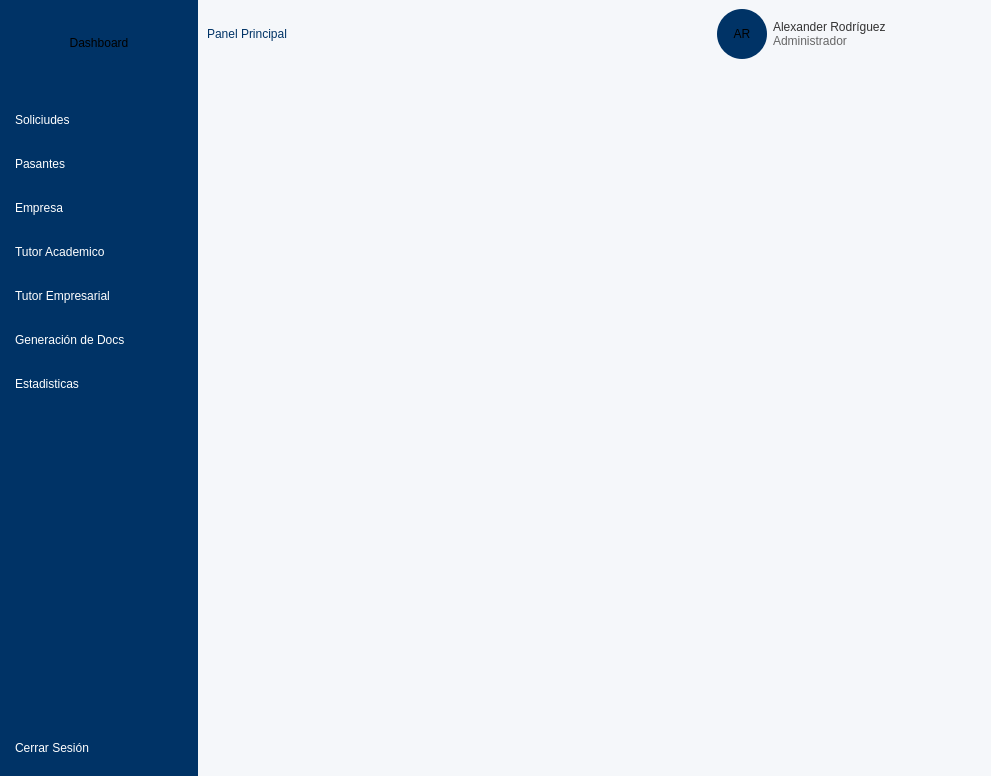
Old version of the form UI/dashboard.ui in the repository AlexING-7/Gestion_Pasantes.
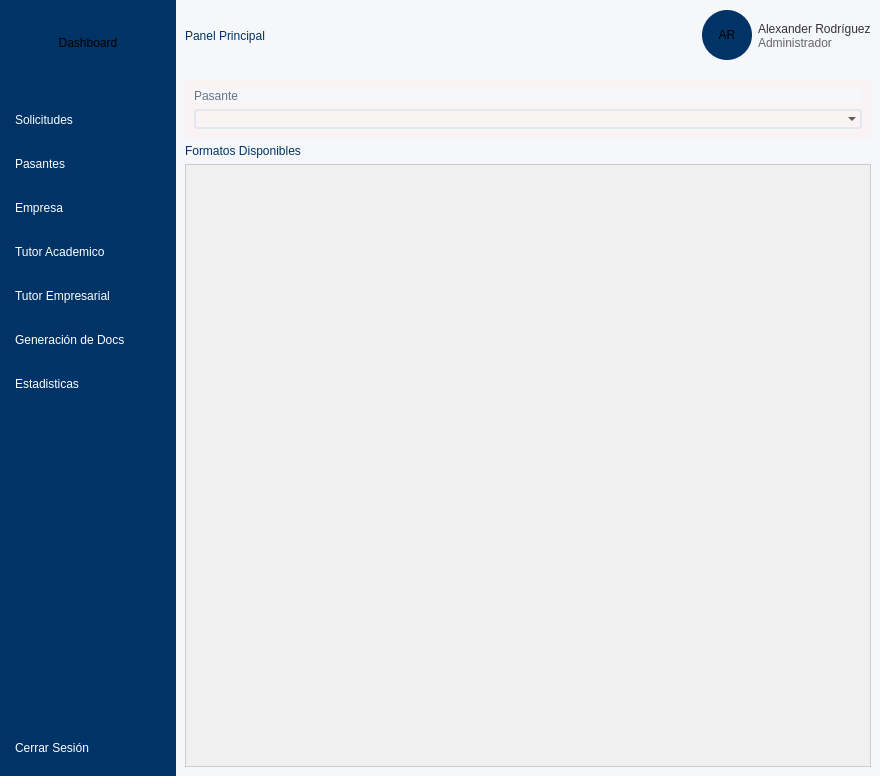
New version of the form.

Diff of the .ui file:
```diff
--- a/UI/dashboard.ui
+++ b/UI/dashboard.ui
@@ -6,7 +6,7 @@
    <rect>
     <x>0</x>
     <y>0</y>
-    <width>991</width>
+    <width>880</width>
     <height>776</height>
    </rect>
   </property>
@@ -139,7 +139,7 @@
             <bool>false</bool>
            </property>
            <property name="text">
-            <string>Soliciudes</string>
+            <string>Solicitudes</string>
            </property>
           </widget>
          </item>
@@ -249,15 +249,24 @@
      <property name="frameShadow">
       <enum>QFrame::Shadow::Raised</enum>
      </property>
+     <layout class="QVBoxLayout" name="verticalLayout_6" stretch="1,10">
+      <property name="spacing">
+       <number>0</number>
+      </property>
+      <property name="leftMargin">
+       <number>0</number>
+      </property>
+      <property name="topMargin">
+       <number>0</number>
+      </property>
+      <property name="rightMargin">
+       <number>0</number>
+      </property>
+      <property name="bottomMargin">
+       <number>0</number>
+      </property>
+      <item>
      <widget class="QFrame" name="frame_5">
-      <property name="geometry">
-       <rect>
-        <x>0</x>
-        <y>0</y>
-        <width>697</width>
-        <height>68</height>
-       </rect>
-      </property>
       <property name="frameShape">
        <enum>QFrame::Shape::StyledPanel</enum>
       </property>
@@ -378,14 +387,17 @@
        </item>
       </layout>
      </widget>
+      </item>
+      <item>
+       <widget class="QStackedWidget" name="stackedWidget">
+        <widget class="QWidget" name="page">
+         <layout class="QVBoxLayout" name="verticalLayout_8">
+          <item>
      <widget class="QFrame" name="frame_6">
-      <property name="geometry">
-       <rect>
-        <x>0</x>
-        <y>82</y>
-        <width>781</width>
-        <height>142</height>
-       </rect>
+            <property name="styleSheet">
+             <string notr="true">#frame_6{
+	background-color: rgb(249, 243, 244);
+}</string>
       </property>
       <property name="frameShape">
        <enum>QFrame::Shape::StyledPanel</enum>
@@ -393,37 +405,98 @@
       <property name="frameShadow">
        <enum>QFrame::Shadow::Raised</enum>
       </property>
-      <layout class="QHBoxLayout" name="horizontalLayout_3">
-       <property name="leftMargin">
-        <number>5</number>
-       </property>
-       <property name="topMargin">
-        <number>30</number>
-       </property>
-       <property name="rightMargin">
-        <number>5</number>
-       </property>
-       <property name="bottomMargin">
-        <number>30</number>
-       </property>
-      </layout>
-     </widget>
-     <widget class="QFrame" name="frame_7">
-      <property name="geometry">
-       <rect>
-        <x>0</x>
-        <y>241</y>
-        <width>793</width>
-        <height>535</height>
-       </rect>
-      </property>
-      <property name="frameShape">
-       <enum>QFrame::Shape::StyledPanel</enum>
-      </property>
-      <property name="frameShadow">
-       <enum>QFrame::Shadow::Raised</enum>
-      </property>
-     </widget>
+            <layout class="QVBoxLayout" name="verticalLayout_7">
+             <item>
+              <widget class="QLabel" name="label_4">
+               <property name="styleSheet">
+                <string notr="true">color: rgb(106, 114, 130);
+font: 400 14pt &quot;Segoe UI&quot;;</string>
+               </property>
+               <property name="text">
+                <string>Pasante</string>
+               </property>
+              </widget>
+             </item>
+             <item>
+              <widget class="QComboBox" name="comboBox">
+               <property name="styleSheet">
+                <string notr="true">border-radius:3px;
+font: 400 12pt &quot;Segoe UI&quot;;
+background-color: transparent;
+border: 2px solid rgb(226, 232, 240);</string>
+               </property>
+               <property name="placeholderText">
+                <string>--Seleccione Pasante--</string>
+               </property>
+              </widget>
+             </item>
+            </layout>
+           </widget>
+          </item>
+          <item>
+           <widget class="QLabel" name="label_5">
+            <property name="styleSheet">
+             <string notr="true">font: 350 20pt &quot;Segoe UI&quot;;
+color:rgb(0, 51, 102);</string>
+            </property>
+            <property name="text">
+             <string>Formatos Disponibles</string>
+            </property>
+           </widget>
+          </item>
+          <item>
+           <widget class="QListWidget" name="listWidget">
+            <property name="styleSheet">
+             <string notr="true">QListWidget {
+                background-color: #f0f0f0;
+                border: 1px solid #ccc;
+            }
+            QListWidget::item {
+                background-color: white;
+                border: 1px solid #ddd;
+                border-radius: 8px;
+                padding: 10px;
+                color: #333;
+            }
+            QListWidget::item:selected {
+                background-color: #dbeafe; /* Azul claro al seleccionar */
+                border: 1px solid #3b82f6;
+                color: black;
+            }
+            QListWidget::item:hover {
+                background-color: #ffffff;
+                border: 1px solid #aaa;
+            }</string>
+            </property>
+            <property name="movement">
+             <enum>QListView::Movement::Static</enum>
+            </property>
+            <property name="resizeMode">
+             <enum>QListView::ResizeMode::Adjust</enum>
+            </property>
+            <property name="spacing">
+             <number>10</number>
+            </property>
+            <property name="viewMode">
+             <enum>QListView::ViewMode::IconMode</enum>
+            </property>
+            <property name="modelColumn">
+             <number>0</number>
+            </property>
+            <property name="uniformItemSizes">
+             <bool>false</bool>
+            </property>
+            <property name="itemAlignment">
+             <set>Qt::AlignmentFlag::AlignLeading</set>
+            </property>
+           </widget>
+          </item>
+         </layout>
+        </widget>
+        <widget class="QWidget" name="page_2"/>
+       </widget>
+      </item>
+     </layout>
     </widget>
    </item>
   </layout>
```
Lines whose indentation alone changed are shown as unchanged.
